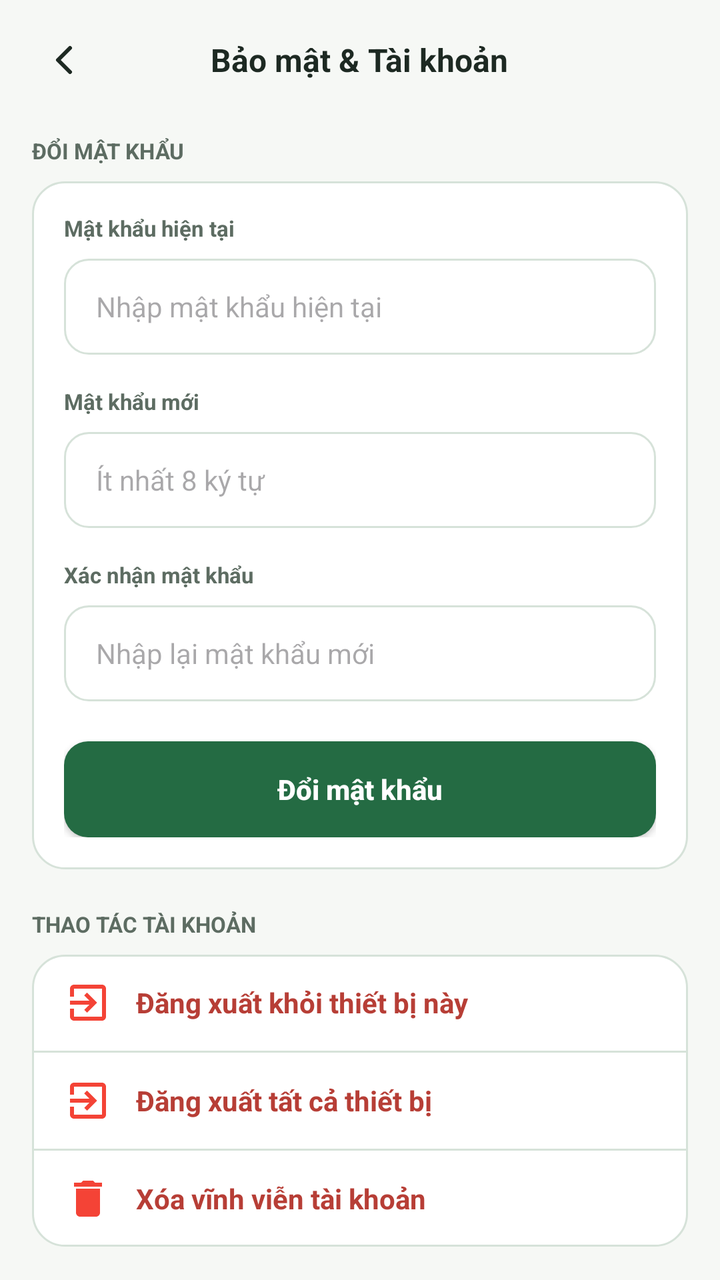
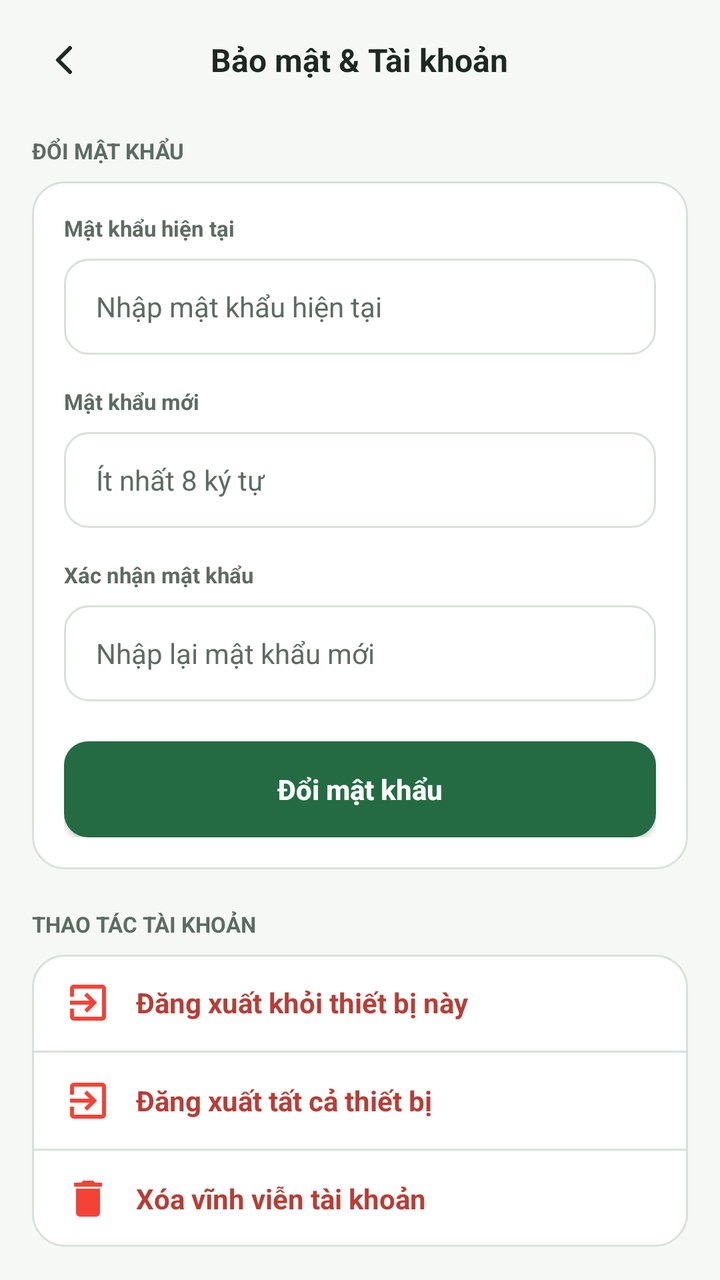

Compare the two renders of this Android layout. The source of the first and the diff that turns it into the second are given below.
<!-- AndroidManifest.xml: application theme Theme.Fintrack -->
<!-- res/layout/activity_setting_security.xml -->
<?xml version="1.0" encoding="utf-8"?>
<androidx.constraintlayout.widget.ConstraintLayout xmlns:android="http://schemas.android.com/apk/res/android"
    xmlns:app="http://schemas.android.com/apk/res-auto"
    android:layout_width="match_parent"
    android:layout_height="match_parent"
    android:background="@color/bg_app_canvas"
    android:fitsSystemWindows="true">

    
    <RelativeLayout
        android:id="@+id/rlHeader"
        android:layout_width="match_parent"
        android:layout_height="wrap_content"
        android:paddingHorizontal="@dimen/spacing_16"
        android:paddingTop="@dimen/spacing_16"
        android:paddingBottom="@dimen/spacing_12"
        app:layout_constraintTop_toTopOf="parent">

        <ImageButton
            android:id="@+id/btnBack"
            android:layout_width="@dimen/icon_back_size"
            android:layout_height="@dimen/icon_back_size"
            android:layout_alignParentStart="true"
            android:layout_centerVertical="true"
            android:background="?attr/selectableItemBackgroundBorderless"
            android:contentDescription="@null"
            android:padding="4dp"
            android:src="@drawable/ic_arrow_back"
            app:tint="@color/text_primary" />

        <TextView
            android:layout_width="wrap_content"
            android:layout_height="wrap_content"
            android:layout_centerInParent="true"
            android:text="@string/security_account"
            android:textColor="@color/text_primary"
            android:textSize="@dimen/text_size_title_section"
            android:textStyle="bold" />
    </RelativeLayout>

    <ScrollView
        android:layout_width="match_parent"
        android:layout_height="0dp"
        android:clipToPadding="false"
        android:paddingBottom="@dimen/spacing_24"
        app:layout_constraintBottom_toBottomOf="parent"
        app:layout_constraintTop_toBottomOf="@id/rlHeader">

        <LinearLayout
            android:layout_width="match_parent"
            android:layout_height="wrap_content"
            android:orientation="vertical"
            android:paddingHorizontal="@dimen/spacing_16">

            
            <TextView
                android:layout_width="wrap_content"
                android:layout_height="wrap_content"
                android:layout_marginTop="@dimen/spacing_8"
                android:layout_marginBottom="@dimen/spacing_8"
                android:text="@string/section_change_password"
                android:textColor="@color/text_secondary"
                android:textSize="11sp"
                android:textStyle="bold" />

            <LinearLayout
                android:layout_width="match_parent"
                android:layout_height="wrap_content"
                android:background="@drawable/bg_card_white"
                android:orientation="vertical"
                android:padding="@dimen/spacing_16">

                <TextView
                    android:layout_width="match_parent"
                    android:layout_height="wrap_content"
                    android:text="@string/current_password"
                    android:textColor="@color/text_secondary"
                    android:textSize="@dimen/text_size_caption"
                    android:textStyle="bold" />

                <EditText
                    android:id="@+id/etCurrentPassword"
                    android:layout_width="match_parent"
                    android:layout_height="@dimen/input_height"
                    android:layout_marginTop="@dimen/spacing_8"
                    android:background="@drawable/bg_currency_box"
                    android:hint="Nhập mật khẩu hiện tại"
                    android:inputType="textPassword"
                    android:paddingHorizontal="@dimen/spacing_16"
                    android:singleLine="true"
                    android:textColor="@color/text_primary"
                    android:textSize="@dimen/text_size_body_primary" />

                <TextView
                    android:layout_width="match_parent"
                    android:layout_height="wrap_content"
                    android:layout_marginTop="@dimen/spacing_16"
                    android:text="@string/new_password"
                    android:textColor="@color/text_secondary"
                    android:textSize="@dimen/text_size_caption"
                    android:textStyle="bold" />

                <EditText
                    android:id="@+id/etNewPassword"
                    android:layout_width="match_parent"
                    android:layout_height="@dimen/input_height"
                    android:layout_marginTop="@dimen/spacing_8"
                    android:background="@drawable/bg_currency_box"
                    android:hint="Ít nhất 8 ký tự"
                    android:inputType="textPassword"
                    android:paddingHorizontal="@dimen/spacing_16"
                    android:singleLine="true"
                    android:textColor="@color/text_primary"
                    android:textSize="@dimen/text_size_body_primary" />

                <TextView
                    android:layout_width="match_parent"
                    android:layout_height="wrap_content"
                    android:layout_marginTop="@dimen/spacing_16"
                    android:text="@string/confirm_password"
                    android:textColor="@color/text_secondary"
                    android:textSize="@dimen/text_size_caption"
                    android:textStyle="bold" />

                <EditText
                    android:id="@+id/etConfirmPassword"
                    android:layout_width="match_parent"
                    android:layout_height="@dimen/input_height"
                    android:layout_marginTop="@dimen/spacing_8"
                    android:background="@drawable/bg_currency_box"
                    android:hint="Nhập lại mật khẩu mới"
                    android:inputType="textPassword"
                    android:paddingHorizontal="@dimen/spacing_16"
                    android:singleLine="true"
                    android:textColor="@color/text_primary"
                    android:textSize="@dimen/text_size_body_primary" />

                <androidx.appcompat.widget.AppCompatButton
                    android:id="@+id/btnChangePassword"
                    android:layout_width="match_parent"
                    android:layout_height="@dimen/button_height"
                    android:layout_marginTop="@dimen/spacing_20"
                    android:background="@drawable/bg_button_primary"
                    android:text="@string/btn_change_password"
                    android:textAllCaps="false"
                    android:textColor="@color/white"
                    android:textSize="@dimen/text_size_button"
                    android:textStyle="bold" />
            </LinearLayout>

            
            <TextView
                android:layout_width="wrap_content"
                android:layout_height="wrap_content"
                android:layout_marginTop="@dimen/spacing_20"
                android:layout_marginBottom="@dimen/spacing_8"
                android:text="@string/section_account_actions"
                android:textColor="@color/text_secondary"
                android:textSize="11sp"
                android:textStyle="bold" />

            <LinearLayout
                android:layout_width="match_parent"
                android:layout_height="wrap_content"
                android:background="@drawable/bg_card_white"
                android:orientation="vertical">

                
                <TextView
                    android:id="@+id/btnLogoutThisDevice"
                    android:layout_width="match_parent"
                    android:layout_height="48dp"
                    android:clickable="true"
                    android:drawablePadding="@dimen/spacing_12"
                    android:focusable="true"
                    android:foreground="?attr/selectableItemBackground"
                    android:gravity="center_vertical"
                    android:paddingHorizontal="@dimen/spacing_16"
                    android:text="@string/logout_this_device"
                    android:textColor="@color/status_error"
                    android:textSize="@dimen/text_size_body_primary"
                    android:textStyle="bold"
                    app:drawableStartCompat="@drawable/ic_exit_red" />

                <View
                    android:layout_width="match_parent"
                    android:layout_height="1dp"
                    android:background="@color/divider_light" />

                
                <TextView
                    android:id="@+id/btnLogoutAllDevices"
                    android:layout_width="match_parent"
                    android:layout_height="48dp"
                    android:clickable="true"
                    android:drawablePadding="@dimen/spacing_12"
                    android:focusable="true"
                    android:foreground="?attr/selectableItemBackground"
                    android:gravity="center_vertical"
                    android:paddingHorizontal="@dimen/spacing_16"
                    android:text="@string/logout_all_devices"
                    android:textColor="@color/status_error"
                    android:textSize="@dimen/text_size_body_primary"
                    android:textStyle="bold"
                    app:drawableStartCompat="@drawable/ic_exit_red" />

                <View
                    android:layout_width="match_parent"
                    android:layout_height="1dp"
                    android:background="@color/divider_light" />

                
                <TextView
                    android:id="@+id/btnDeleteAccount"
                    android:layout_width="match_parent"
                    android:layout_height="48dp"
                    android:clickable="true"
                    android:drawablePadding="@dimen/spacing_12"
                    android:focusable="true"
                    android:foreground="?attr/selectableItemBackground"
                    android:gravity="center_vertical"
                    android:paddingHorizontal="@dimen/spacing_16"
                    android:text="@string/delete_account"
                    android:textColor="@color/status_error"
                    android:textSize="@dimen/text_size_body_primary"
                    android:textStyle="bold"
                    app:drawableStartCompat="@drawable/ic_trash_red" />

            </LinearLayout>

        </LinearLayout>
    </ScrollView>
</androidx.constraintlayout.widget.ConstraintLayout>
<!-- resources referenced by this layout -->
<resources>
  <color name="bg_app_canvas">@color/neutral_canvas</color>
  <color name="divider_light">@color/neutral_border</color>
  <color name="status_error">@color/semantic_error</color>
  <color name="text_primary">@color/neutral_text_900</color>
  <color name="text_secondary">@color/neutral_text_600</color>
  <color name="white">#FFFFFF</color>
  <dimen name="button_height">48dp</dimen>
  <dimen name="icon_back_size">32dp</dimen>
  <dimen name="input_height">48dp</dimen>
  <dimen name="spacing_12">12dp</dimen>
  <dimen name="spacing_16">16dp</dimen>
  <dimen name="spacing_20">20dp</dimen>
  <dimen name="spacing_24">24dp</dimen>
  <dimen name="spacing_8">8dp</dimen>
  <dimen name="text_size_body_primary">14sp</dimen>
  <dimen name="text_size_button">14sp</dimen>
  <dimen name="text_size_caption">11sp</dimen>
  <dimen name="text_size_title_section">16sp</dimen>
  <!-- drawable bg_card_white (drawable) -->
  <?xml version="1.0" encoding="utf-8"?>
  <shape xmlns:android="http://schemas.android.com/apk/res/android"
      android:shape="rectangle">
      <solid android:color="@color/bg_card_surface" />
      <stroke
          android:width="1dp"
          android:color="@color/divider_light" />
      <corners android:radius="@dimen/radius_card" />
  </shape>
  <!-- drawable bg_currency_box (drawable) -->
  <?xml version="1.0" encoding="utf-8"?>
  <shape xmlns:android="http://schemas.android.com/apk/res/android"
      android:shape="rectangle">
      <solid android:color="#FFFFFF" />
      <stroke android:width="1dp" android:color="#D6E2D9" />
      <corners android:radius="12dp" />
  </shape>
  <!-- drawable ic_trash_red (drawable) -->
  <vector xmlns:android="http://schemas.android.com/apk/res/android"
      android:width="24dp"
      android:height="24dp"
      android:viewportWidth="24"
      android:viewportHeight="24">
  
      
      <path
          android:fillColor="#F44336"
          android:pathData="M6,19c0,1.1 0.9,2 2,2h8c1.1,0 2,-0.9 2,-2V7H6v12zM19,4h-3.5l-1,-1h-5l-1,1H5v2h14V4z"/>
  </vector>
  <string name="btn_change_password">Đổi mật khẩu</string>
  <string name="confirm_password">Xác nhận mật khẩu</string>
  <string name="current_password">Mật khẩu hiện tại</string>
  <string name="delete_account">Xóa vĩnh viễn tài khoản</string>
  <string name="logout_all_devices">Đăng xuất tất cả thiết bị</string>
  <string name="logout_this_device">Đăng xuất khỏi thiết bị này</string>
  <string name="new_password">Mật khẩu mới</string>
  <string name="section_account_actions">THAO TÁC TÀI KHOẢN</string>
  <string name="section_change_password">ĐỔI MẬT KHẨU</string>
  <string name="security_account">Bảo mật &amp; Tài khoản</string>
  <style name="Theme.Fintrack" parent="Base.Theme.Fintrack" />
  <color name="neutral_canvas">#F6F8F5</color>
  <color name="neutral_border">#D6E2D9</color>
  <color name="semantic_error">#B73E36</color>
  <color name="neutral_text_900">#1D2922</color>
  <color name="neutral_text_600">#5D6C62</color>
  <color name="color_primary_pressed">@color/green_brand_800</color>
  <color name="color_primary">@color/green_brand_700</color>
  <dimen name="radius_input_button">12dp</dimen>
  <color name="bg_card_surface">@color/neutral_surface</color>
  <dimen name="radius_card">16dp</dimen>
  <color name="green_brand_800">#1C5636</color>
  <color name="green_brand_700">#246B43</color>
  <color name="neutral_surface">#FFFFFF</color>
  <color name="text_on_primary">@color/neutral_surface</color>
  <color name="color_accent">@color/green_accent_500</color>
  <color name="bg_surface_secondary">@color/neutral_surface_alt</color>
  <color name="green_accent_500">#4CAF50</color>
  <color name="neutral_surface_alt">#F0F4F0</color>
  <!-- unchanged entries left out for length: 4 -->
</resources>

<!-- the commit's change to res/layout/activity_setting_security.xml (unified diff, before → after) -->
@@ -42,192 +42,211 @@
         android:layout_width="match_parent"
         android:layout_height="0dp"
         android:clipToPadding="false"
+        android:fillViewport="true"
+        android:overScrollMode="never"
         android:paddingBottom="@dimen/spacing_24"
         app:layout_constraintBottom_toBottomOf="parent"
         app:layout_constraintTop_toBottomOf="@id/rlHeader">
 
-        <LinearLayout
+        <androidx.constraintlayout.widget.ConstraintLayout
             android:layout_width="match_parent"
             android:layout_height="wrap_content"
-            android:orientation="vertical"
             android:paddingHorizontal="@dimen/spacing_16">
 
-            
-            <TextView
-                android:layout_width="wrap_content"
+            <LinearLayout
+                android:id="@+id/llFormContainer"
+                android:layout_width="0dp"
                 android:layout_height="wrap_content"
-                android:layout_marginTop="@dimen/spacing_8"
-                android:layout_marginBottom="@dimen/spacing_8"
-                android:text="@string/section_change_password"
-                android:textColor="@color/text_secondary"
-                android:textSize="11sp"
-                android:textStyle="bold" />
-
-            <LinearLayout
-                android:layout_width="match_parent"
-                android:layout_height="wrap_content"
-                android:background="@drawable/bg_card_white"
                 android:orientation="vertical"
-                android:padding="@dimen/spacing_16">
-
-                <TextView
-                    android:layout_width="match_parent"
-                    android:layout_height="wrap_content"
-                    android:text="@string/current_password"
-                    android:textColor="@color/text_secondary"
-                    android:textSize="@dimen/text_size_caption"
-                    android:textStyle="bold" />
-
-                <EditText
-                    android:id="@+id/etCurrentPassword"
-                    android:layout_width="match_parent"
-                    android:layout_height="@dimen/input_height"
-                    android:layout_marginTop="@dimen/spacing_8"
-                    android:background="@drawable/bg_currency_box"
-                    android:hint="Nhập mật khẩu hiện tại"
-                    android:inputType="textPassword"
-                    android:paddingHorizontal="@dimen/spacing_16"
-                    android:singleLine="true"
-                    android:textColor="@color/text_primary"
-                    android:textSize="@dimen/text_size_body_primary" />
-
-                <TextView
-                    android:layout_width="match_parent"
-                    android:layout_height="wrap_content"
-                    android:layout_marginTop="@dimen/spacing_16"
-                    android:text="@string/new_password"
-                    android:textColor="@color/text_secondary"
-                    android:textSize="@dimen/text_size_caption"
-                    android:textStyle="bold" />
-
-                <EditText
-                    android:id="@+id/etNewPassword"
-                    android:layout_width="match_parent"
-                    android:layout_height="@dimen/input_height"
-                    android:layout_marginTop="@dimen/spacing_8"
-                    android:background="@drawable/bg_currency_box"
-                    android:hint="Ít nhất 8 ký tự"
-                    android:inputType="textPassword"
-                    android:paddingHorizontal="@dimen/spacing_16"
-                    android:singleLine="true"
-                    android:textColor="@color/text_primary"
-                    android:textSize="@dimen/text_size_body_primary" />
-
-                <TextView
-                    android:layout_width="match_parent"
-                    android:layout_height="wrap_content"
-                    android:layout_marginTop="@dimen/spacing_16"
-                    android:text="@string/confirm_password"
-                    android:textColor="@color/text_secondary"
-                    android:textSize="@dimen/text_size_caption"
-                    android:textStyle="bold" />
-
-                <EditText
-                    android:id="@+id/etConfirmPassword"
-                    android:layout_width="match_parent"
-                    android:layout_height="@dimen/input_height"
-                    android:layout_marginTop="@dimen/spacing_8"
-                    android:background="@drawable/bg_currency_box"
-                    android:hint="Nhập lại mật khẩu mới"
-                    android:inputType="textPassword"
-                    android:paddingHorizontal="@dimen/spacing_16"
-                    android:singleLine="true"
-                    android:textColor="@color/text_primary"
-                    android:textSize="@dimen/text_size_body_primary" />
-
-                <androidx.appcompat.widget.AppCompatButton
-                    android:id="@+id/btnChangePassword"
-                    android:layout_width="match_parent"
-                    android:layout_height="@dimen/button_height"
-                    android:layout_marginTop="@dimen/spacing_20"
-                    android:background="@drawable/bg_button_primary"
-                    android:text="@string/btn_change_password"
-                    android:textAllCaps="false"
-                    android:textColor="@color/white"
-                    android:textSize="@dimen/text_size_button"
-                    android:textStyle="bold" />
-            </LinearLayout>
-
-            
-            <TextView
-                android:layout_width="wrap_content"
-                android:layout_height="wrap_content"
-                android:layout_marginTop="@dimen/spacing_20"
-                android:layout_marginBottom="@dimen/spacing_8"
-                android:text="@string/section_account_actions"
-                android:textColor="@color/text_secondary"
-                android:textSize="11sp"
-                android:textStyle="bold" />
-
-            <LinearLayout
-                android:layout_width="match_parent"
-                android:layout_height="wrap_content"
-                android:background="@drawable/bg_card_white"
-                android:orientation="vertical">
+                app:layout_constraintEnd_toEndOf="parent"
+                app:layout_constraintStart_toStartOf="parent"
+                app:layout_constraintTop_toTopOf="parent"
+                app:layout_constraintWidth_max="440dp">
 
                 
                 <TextView
-                    android:id="@+id/btnLogoutThisDevice"
+                    android:layout_width="wrap_content"
+                    android:layout_height="wrap_content"
+                    android:layout_marginTop="@dimen/spacing_8"
+                    android:layout_marginBottom="@dimen/spacing_8"
+                    android:text="@string/section_change_password"
+                    android:textColor="@color/text_secondary"
+                    android:textSize="11sp"
+                    android:textStyle="bold" />
+
+                <LinearLayout
                     android:layout_width="match_parent"
-                    android:layout_height="48dp"
-                    android:clickable="true"
-                    android:drawablePadding="@dimen/spacing_12"
-                    android:focusable="true"
-                    android:foreground="?attr/selectableItemBackground"
-                    android:gravity="center_vertical"
-                    android:paddingHorizontal="@dimen/spacing_16"
-                    android:text="@string/logout_this_device"
-                    android:textColor="@color/status_error"
-                    android:textSize="@dimen/text_size_body_primary"
-                    android:textStyle="bold"
-                    app:drawableStartCompat="@drawable/ic_exit_red" />
-
-                <View
-                    android:layout_width="match_parent"
-                    android:layout_height="1dp"
-                    android:background="@color/divider_light" />
+                    android:layout_height="wrap_content"
+                    android:background="@drawable/bg_card_white"
+                    android:orientation="vertical"
+                    android:padding="@dimen/spacing_16">
+
+                    <TextView
+                        android:layout_width="match_parent"
+                        android:layout_height="wrap_content"
+                        android:text="@string/current_password"
+                        android:textColor="@color/text_secondary"
+                        android:textSize="@dimen/text_size_caption"
+                        android:textStyle="bold" />
+
+                    <EditText
+                        android:id="@+id/etCurrentPassword"
+                        android:layout_width="match_parent"
+                        android:layout_height="@dimen/input_height"
+                        android:layout_marginTop="@dimen/spacing_8"
+                        android:autofillHints="password"
+                        android:background="@drawable/bg_currency_box"
+                        android:hint="Nhập mật khẩu hiện tại"
+                        android:inputType="textPassword"
+                        android:paddingHorizontal="@dimen/spacing_16"
+                        android:singleLine="true"
+                        android:textColor="@color/text_primary"
+                        android:textColorHint="@color/text_hint"
+                        android:textSize="@dimen/text_size_body_primary" />
+
+                    <TextView
+                        android:layout_width="match_parent"
+                        android:layout_height="wrap_content"
+                        android:layout_marginTop="@dimen/spacing_16"
+                        android:text="@string/new_password"
+                        android:textColor="@color/text_secondary"
+                        android:textSize="@dimen/text_size_caption"
+                        android:textStyle="bold" />
+
+                    <EditText
+                        android:id="@+id/etNewPassword"
+                        android:layout_width="match_parent"
+                        android:layout_height="@dimen/input_height"
+                        android:layout_marginTop="@dimen/spacing_8"
+                        android:autofillHints="newPassword"
+                        android:background="@drawable/bg_currency_box"
+                        android:hint="Ít nhất 8 ký tự"
+                        android:inputType="textPassword"
+                        android:paddingHorizontal="@dimen/spacing_16"
+                        android:singleLine="true"
+                        android:textColor="@color/text_primary"
+                        android:textColorHint="@color/text_hint"
+                        android:textSize="@dimen/text_size_body_primary" />
+
+                    <TextView
+                        android:layout_width="match_parent"
+                        android:layout_height="wrap_content"
+                        android:layout_marginTop="@dimen/spacing_16"
+                        android:text="@string/confirm_password"
+                        android:textColor="@color/text_secondary"
+                        android:textSize="@dimen/text_size_caption"
+                        android:textStyle="bold" />
+
+                    <EditText
+                        android:id="@+id/etConfirmPassword"
+                        android:layout_width="match_parent"
+                        android:layout_height="@dimen/input_height"
+                        android:layout_marginTop="@dimen/spacing_8"
+                        android:autofillHints="newPassword"
+                        android:background="@drawable/bg_currency_box"
+                        android:hint="Nhập lại mật khẩu mới"
+                        android:inputType="textPassword"
+                        android:paddingHorizontal="@dimen/spacing_16"
+                        android:singleLine="true"
+                        android:textColor="@color/text_primary"
+                        android:textColorHint="@color/text_hint"
+                        android:textSize="@dimen/text_size_body_primary" />
+
+                    <androidx.appcompat.widget.AppCompatButton
+                        android:id="@+id/btnChangePassword"
+                        android:layout_width="match_parent"
+                        android:layout_height="@dimen/button_height"
+                        android:layout_marginTop="@dimen/spacing_20"
+                        android:background="@drawable/bg_button_primary"
+                        android:text="@string/btn_change_password"
+                        android:textAllCaps="false"
+                        android:textColor="@color/white"
+                        android:textSize="@dimen/text_size_button"
+                        android:textStyle="bold" />
+                </LinearLayout>
 
                 
                 <TextView
-                    android:id="@+id/btnLogoutAllDevices"
+                    android:layout_width="wrap_content"
+                    android:layout_height="wrap_content"
+                    android:layout_marginTop="@dimen/spacing_20"
+                    android:layout_marginBottom="@dimen/spacing_8"
+                    android:text="@string/section_account_actions"
+                    android:textColor="@color/text_secondary"
+                    android:textSize="11sp"
+                    android:textStyle="bold" />
+
+                <LinearLayout
                     android:layout_width="match_parent"
-                    android:layout_height="48dp"
-                    android:clickable="true"
-                    android:drawablePadding="@dimen/spacing_12"
-                    android:focusable="true"
-                    android:foreground="?attr/selectableItemBackground"
-                    android:gravity="center_vertical"
-                    android:paddingHorizontal="@dimen/spacing_16"
-                    android:text="@string/logout_all_devices"
-                    android:textColor="@color/status_error"
-                    android:textSize="@dimen/text_size_body_primary"
-                    android:textStyle="bold"
-                    app:drawableStartCompat="@drawable/ic_exit_red" />
-
-                <View
-                    android:layout_width="match_parent"
-                    android:layout_height="1dp"
-                    android:background="@color/divider_light" />
-
-                
-                <TextView
-                    android:id="@+id/btnDeleteAccount"
-                    android:layout_width="match_parent"
-                    android:layout_height="48dp"
-                    android:clickable="true"
-                    android:drawablePadding="@dimen/spacing_12"
-                    android:focusable="true"
-                    android:foreground="?attr/selectableItemBackground"
-                    android:gravity="center_vertical"
-                    android:paddingHorizontal="@dimen/spacing_16"
-                    android:text="@string/delete_account"
-                    android:textColor="@color/status_error"
-                    android:textSize="@dimen/text_size_body_primary"
-                    android:textStyle="bold"
-                    app:drawableStartCompat="@drawable/ic_trash_red" />
+                    android:layout_height="wrap_content"
+                    android:background="@drawable/bg_card_white"
+                    android:orientation="vertical">
+
+                    
+                    <TextView
+                        android:id="@+id/btnLogoutThisDevice"
+                        android:layout_width="match_parent"
+                        android:layout_height="48dp"
+                        android:clickable="true"
+                        android:drawablePadding="@dimen/spacing_12"
+                        android:focusable="true"
+                        android:foreground="?attr/selectableItemBackground"
+                        android:gravity="center_vertical"
+                        android:paddingHorizontal="@dimen/spacing_16"
+                        android:text="@string/logout_this_device"
+                        android:textColor="@color/status_error"
+                        android:textSize="@dimen/text_size_body_primary"
+                        android:textStyle="bold"
+                        app:drawableStartCompat="@drawable/ic_exit_red" />
+
+                    <View
+                        android:layout_width="match_parent"
+                        android:layout_height="1dp"
+                        android:background="@color/divider_light" />
+
+                    
+                    <TextView
+                        android:id="@+id/btnLogoutAllDevices"
+                        android:layout_width="match_parent"
+                        android:layout_height="48dp"
+                        android:clickable="true"
+                        android:drawablePadding="@dimen/spacing_12"
+                        android:focusable="true"
+                        android:foreground="?attr/selectableItemBackground"
+                        android:gravity="center_vertical"
+                        android:paddingHorizontal="@dimen/spacing_16"
+                        android:text="@string/logout_all_devices"
+                        android:textColor="@color/status_error"
+                        android:textSize="@dimen/text_size_body_primary"
+                        android:textStyle="bold"
+                        app:drawableStartCompat="@drawable/ic_exit_red" />
+
+                    <View
+                        android:layout_width="match_parent"
+                        android:layout_height="1dp"
+                        android:background="@color/divider_light" />
+
+                    
+                    <TextView
+                        android:id="@+id/btnDeleteAccount"
+                        android:layout_width="match_parent"
+                        android:layout_height="48dp"
+                        android:clickable="true"
+                        android:drawablePadding="@dimen/spacing_12"
+                        android:focusable="true"
+                        android:foreground="?attr/selectableItemBackground"
+                        android:gravity="center_vertical"
+                        android:paddingHorizontal="@dimen/spacing_16"
+                        android:text="@string/delete_account"
+                        android:textColor="@color/status_error"
+                        android:textSize="@dimen/text_size_body_primary"
+                        android:textStyle="bold"
+                        app:drawableStartCompat="@drawable/ic_trash_red" />
+
+                </LinearLayout>
 
             </LinearLayout>
 
-        </LinearLayout>
+        </androidx.constraintlayout.widget.ConstraintLayout>
     </ScrollView>
 </androidx.constraintlayout.widget.ConstraintLayout>
<!-- resource entries referenced after the edit -->
@@ -3,6 +3,7 @@
   <color name="bg_app_canvas">@color/neutral_canvas</color>
   <color name="divider_light">@color/neutral_border</color>
   <color name="status_error">@color/semantic_error</color>
+  <color name="text_hint">@color/neutral_text_600</color>
   <color name="text_primary">@color/neutral_text_900</color>
   <color name="text_secondary">@color/neutral_text_600</color>
   <color name="white">#FFFFFF</color>
